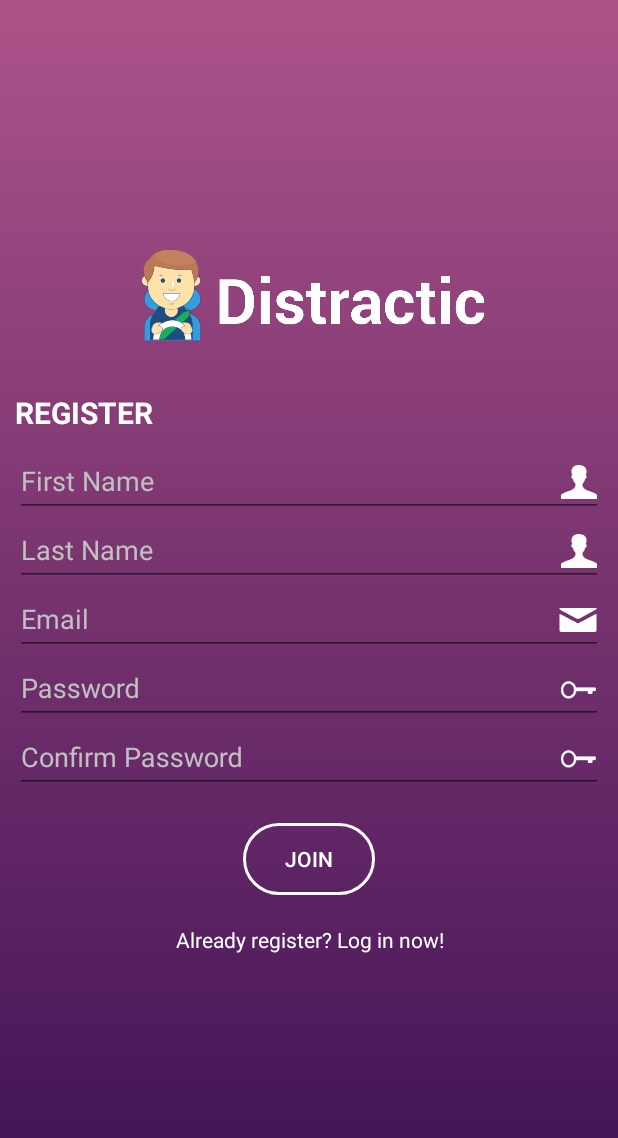
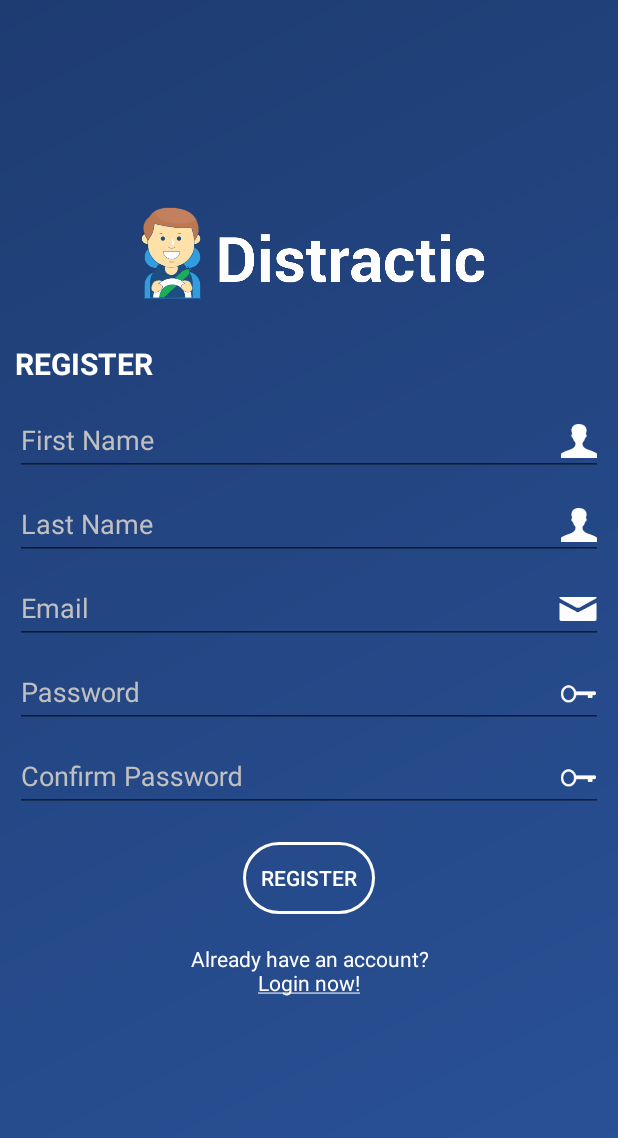
Before and after one commit to davidhqr/Distractic, an Android app: the fragment RegisterFragment placed in its activity, on a phone screen of 412 x 824 dp. Shown: the top 1138 px of the screen. Run offline under Robolectric (Android 15) with nearby library versions, the phone set to English and light mode, and no system bars.

Commit message:
Improved UI

```diff
--- a/app/src/main/java/com/distractic/LoginFragment.java
+++ b/app/src/main/java/com/distractic/LoginFragment.java
@@ -114,7 +114,7 @@ public class LoginFragment extends Fragment implements View.OnClickListener {
                     editor.putString(Constants.EMAIL, resp.getUser().getEmail());
                     editor.putString(Constants.FIRST_NAME, resp.getUser().getFirstName());
                     editor.putString(Constants.LAST_NAME, resp.getUser().getLastName());
-                    editor.putString(Constants.UNIQUE_ID, resp.getUser().getUnique_id());
+                    editor.putString(Constants.UNIQUE_ID, resp.getUser().getUniqueId());
                     editor.apply();
                     goToProfile();
                 }
--- a/app/src/main/java/com/distractic/RegisterFragment.java
+++ b/app/src/main/java/com/distractic/RegisterFragment.java
@@ -10,6 +10,7 @@ import android.view.ViewGroup;
 import android.widget.Button;
 import android.widget.EditText;
 import android.widget.ProgressBar;
+import android.widget.TextView;
 
 import com.distractic.models.ServerRequest;
 import com.distractic.models.ServerResponse;
@@ -26,6 +27,7 @@ public class RegisterFragment extends Fragment implements View.OnClickListener {
 
     private Button button_registerbutton;
     private EditText edit_firstname, edit_lastname, edit_email, edit_password, edit_confirmpassword;
+    private TextView text_login;
     private ProgressBar progress;
 
     @Override
@@ -43,16 +45,22 @@ public class RegisterFragment extends Fragment implements View.OnClickListener {
         edit_lastname = view.findViewById(R.id.register_edit_lastname);
         edit_email = view.findViewById(R.id.register_edit_email);
         edit_password = view.findViewById(R.id.register_edit_password);
-        edit_confirmpassword = view.findViewById(R.id.register_edit_confirmpassword);
+        edit_confirmpassword = view.findViewById(R.id.register_edit_confirmPassword);
+        text_login = view.findViewById(R.id.register_text_login);
         progress = view.findViewById(R.id.register_progress);
 
         button_registerbutton.setOnClickListener(this);
+        text_login.setOnClickListener(this);
     }
 
     @Override
     public void onClick(View v) {
 
         switch (v.getId()) {
+            case R.id.register_text_login:
+                goToLogin();
+                break;
+
             case R.id.register_button_registerbutton:
 
                 String firstName = edit_firstname.getText().toString();
--- a/app/src/main/java/com/distractic/models/User.java
+++ b/app/src/main/java/com/distractic/models/User.java
@@ -5,7 +5,7 @@ public class User {
     private String firstName;
     private String lastName;
     private String email;
-    private String unique_id;
+    private String uniqueId;
     private String password;
 
     public String getFirstName() {
@@ -32,12 +32,12 @@ public class User {
         this.email = email;
     }
 
-    public String getUnique_id() {
-        return unique_id;
+    public String getUniqueId() {
+        return uniqueId;
     }
 
-    public void setUnique_id(String unique_id) {
-        this.unique_id = unique_id;
+    public void setUniqueId(String uniqueId) {
+        this.uniqueId = uniqueId;
     }
 
     public String getPassword() {
--- a/app/src/main/res/drawable/gradient_register.xml
+++ b/app/src/main/res/drawable/gradient_register.xml
@@ -2,7 +2,7 @@
 <shape xmlns:android="http://schemas.android.com/apk/res/android"
     android:shape="rectangle">
     <gradient
-        android:startColor="#ad5389"
-        android:endColor="#3c1053"
-        android:angle="270" />
+        android:startColor="#1e3c72"
+        android:endColor="#2a5298"
+        android:angle="315" />
 </shape>
--- a/app/src/main/res/layout/activity_loginregister.xml
+++ b/app/src/main/res/layout/activity_loginregister.xml
@@ -4,13 +4,13 @@
                                                  android:layout_width="match_parent"
                                                  android:layout_height="match_parent"
                                                  android:fitsSystemWindows="true"
-                                                 tools:context="tech.drivesmart.drivesmart.com.distractic.LoginRegisterActivity">
+                                                 tools:context="com.distractic.LoginRegisterActivity">
 
     <LinearLayout xmlns:android="http://schemas.android.com/apk/res/android"
                   xmlns:tools="http://schemas.android.com/tools"
                   android:layout_width="match_parent"
                   android:layout_height="match_parent"
-                  tools:context="tech.drivesmart.drivesmart.com.distractic.LoginRegisterActivity">
+                  tools:context="com.distractic.LoginRegisterActivity">
 
         <FrameLayout
             android:id="@+id/loginregister_fragment_frame"
--- a/app/src/main/res/layout/fragment_login.xml
+++ b/app/src/main/res/layout/fragment_login.xml
@@ -13,6 +13,7 @@
         android:layout_height="90dp"
         android:layout_marginStart="8dp"
         android:layout_marginTop="50dp"
+        android:contentDescription="@string/description_distracticLogo"
         android:src="@drawable/full_logo" />
 
     <TextView
@@ -20,7 +21,8 @@
         android:layout_width="match_parent"
         android:layout_height="wrap_content"
         android:layout_marginStart="10dp"
-        android:layout_marginTop="10dp"
+        android:layout_marginTop="5dp"
+        android:layout_marginBottom="5dp"
         android:text="@string/login_loginTitle"
         android:textColor="@color/colorWhite"
         android:textSize="20sp"
@@ -40,6 +42,7 @@
             android:layout_marginLeft="10dp"
             android:layout_marginRight="10dp"
             android:drawableEnd="@drawable/ic_mail"
+            android:textColor="@color/colorWhite"
             android:hint="@string/login_emailHint"
             android:inputType="textEmailAddress" />
 
@@ -57,6 +60,7 @@
             android:layout_marginLeft="10dp"
             android:layout_marginRight="10dp"
             android:drawableEnd="@drawable/ic_key"
+            android:textColor="@color/colorWhite"
             android:hint="@string/login_passwordHint"
             android:inputType="textPassword" />
 
@@ -89,7 +93,7 @@
         android:layout_width="wrap_content"
         android:layout_height="wrap_content"
         android:layout_marginTop="20dp"
-        android:text="@string/login_signUpText"
+        android:text="@string/login_registerText"
         android:textAlignment="center"
         android:textColor="@color/colorWhite" />
 
--- a/app/src/main/res/layout/fragment_register.xml
+++ b/app/src/main/res/layout/fragment_register.xml
@@ -9,8 +9,9 @@
     <ImageView
         android:layout_width="match_parent"
         android:layout_height="90dp"
-        android:layout_marginLeft="8dp"
+        android:layout_marginStart="8dp"
         android:layout_marginTop="32dp"
+        android:contentDescription="@string/description_distracticLogo"
         android:src="@drawable/full_logo" />
 
 
@@ -22,11 +23,12 @@
             android:id="@+id/register_text_title"
             android:layout_width="match_parent"
             android:layout_height="wrap_content"
-            android:layout_marginLeft="10dp"
-            android:layout_marginTop="10dp"
-            android:text="REGISTER"
+            android:layout_marginStart="10dp"
+            android:layout_marginTop="5dp"
+            android:layout_marginBottom="5dp"
+            android:text="@string/register_registerTitle"
             android:textColor="@color/colorWhite"
-            android:textSize="20dp"
+            android:textSize="20sp"
             android:textStyle="bold" />
 
     </android.support.design.widget.TextInputLayout>
@@ -41,16 +43,16 @@
             android:layout_height="wrap_content"
             android:layout_marginLeft="10dp"
             android:layout_marginRight="10dp"
-            android:drawableRight="@drawable/ic_person"
-            android:hint="First Name"
+            android:drawableEnd="@drawable/ic_person"
+            android:textColor="@color/colorWhite"
+            android:hint="@string/register_firstNameHint"
             android:inputType="textPersonName" />
 
     </android.support.design.widget.TextInputLayout>
 
     <android.support.design.widget.TextInputLayout
         android:layout_width="match_parent"
-        android:layout_height="wrap_content"
-        android:layout_marginTop="-10dp">
+        android:layout_height="wrap_content">
 
         <EditText
             android:id="@+id/register_edit_lastname"
@@ -58,8 +60,9 @@
             android:layout_height="wrap_content"
             android:layout_marginLeft="10dp"
             android:layout_marginRight="10dp"
-            android:drawableRight="@drawable/ic_person"
-            android:hint="Last Name"
+            android:drawableEnd ="@drawable/ic_person"
+            android:textColor="@color/colorWhite"
+            android:hint="@string/register_lastNameHint"
             android:inputType="textPersonName" />
 
     </android.support.design.widget.TextInputLayout>
@@ -67,8 +70,7 @@
 
     <android.support.design.widget.TextInputLayout
         android:layout_width="match_parent"
-        android:layout_height="wrap_content"
-        android:layout_marginTop="-10dp">
+        android:layout_height="wrap_content">
 
         <EditText
             android:id="@+id/register_edit_email"
@@ -76,8 +78,9 @@
             android:layout_height="wrap_content"
             android:layout_marginLeft="10dp"
             android:layout_marginRight="10dp"
-            android:drawableRight="@drawable/ic_mail"
-            android:hint="Email"
+            android:drawableEnd="@drawable/ic_mail"
+            android:textColor="@color/colorWhite"
+            android:hint="@string/register_emailHint"
             android:inputType="textEmailAddress"
             android:textColorHint="@color/colorWhite" />
 
@@ -85,8 +88,7 @@
 
     <android.support.design.widget.TextInputLayout
         android:layout_width="match_parent"
-        android:layout_height="wrap_content"
-        android:layout_marginTop="-10dp">
+        android:layout_height="wrap_content">
 
         <EditText
             android:id="@+id/register_edit_password"
@@ -94,25 +96,26 @@
             android:layout_height="wrap_content"
             android:layout_marginLeft="10dp"
             android:layout_marginRight="10dp"
-            android:drawableRight="@drawable/ic_key"
-            android:hint="Password"
+            android:drawableEnd="@drawable/ic_key"
+            android:textColor="@color/colorWhite"
+            android:hint="@string/register_passwordHint"
             android:inputType="textPassword" />
 
     </android.support.design.widget.TextInputLayout>
 
     <android.support.design.widget.TextInputLayout
         android:layout_width="match_parent"
-        android:layout_height="wrap_content"
-        android:layout_marginTop="-10dp">
+        android:layout_height="wrap_content">
 
         <EditText
-            android:id="@+id/register_edit_confirmpassword"
+            android:id="@+id/register_edit_confirmPassword"
             android:layout_width="match_parent"
             android:layout_height="wrap_content"
             android:layout_marginLeft="10dp"
             android:layout_marginRight="10dp"
-            android:drawableRight="@drawable/ic_key"
-            android:hint="Confirm Password"
+            android:drawableEnd="@drawable/ic_key"
+            android:textColor="@color/colorWhite"
+            android:hint="@string/register_confirmPasswordHint"
             android:inputType="textPassword" />
 
     </android.support.design.widget.TextInputLayout>
@@ -123,15 +126,15 @@
         android:layout_height="wrap_content"
         android:layout_marginTop="20dp"
         android:background="@drawable/round_button"
-        android:text="Join"
+        android:text="@string/register_registerButton"
         android:textColor="@android:color/white" />
 
     <TextView
-        android:id="@+id/register_text_register"
+        android:id="@+id/register_text_login"
         android:layout_width="wrap_content"
         android:layout_height="wrap_content"
         android:layout_marginTop="20dp"
-        android:text="Already register? Log in now!"
+        android:text="@string/register_loginText"
         android:textAlignment="center"
         android:textColor="@color/colorWhite" />
 
--- a/app/src/main/res/values/strings.xml
+++ b/app/src/main/res/values/strings.xml
@@ -1,10 +1,22 @@
 <?xml version="1.0" encoding="utf-8"?>
 <resources>
     <string name="app_name">Distractic</string>
+    <string name="description_distracticLogo">This is the Distractic logo.</string>
+
     <string name="login_loginTitle">LOGIN</string>
     <string name="login_emailHint">Email</string>
     <string name="login_passwordHint">Password</string>
     <string name="login_forgotPasswordText"><u>Forgot Password?</u></string>
     <string name="login_loginButton">LOGIN</string>
-    <string name="login_signUpText">Don\'t have an account?\n<u>Sign up now!</u></string>
+    <string name="login_registerText">Don\'t have an account?\n<u>Register now!</u></string>
+
+    <string name="register_registerTitle">REGISTER</string>
+    <string name="register_firstNameHint">First Name</string>
+    <string name="register_lastNameHint">Last Name</string>
+    <string name="register_emailHint">Email</string>
+    <string name="register_passwordHint">Password</string>
+    <string name="register_confirmPasswordHint">Confirm Password</string>
+    <string name="register_registerButton">REGISTER</string>
+    <string name="register_loginText">Already have an account?\n<u>Login now!</u></string>
+
 </resources>
```
Also changed, not shown: app/src/main/res/drawable/gradient_login.xml (+5 -5 lines).
